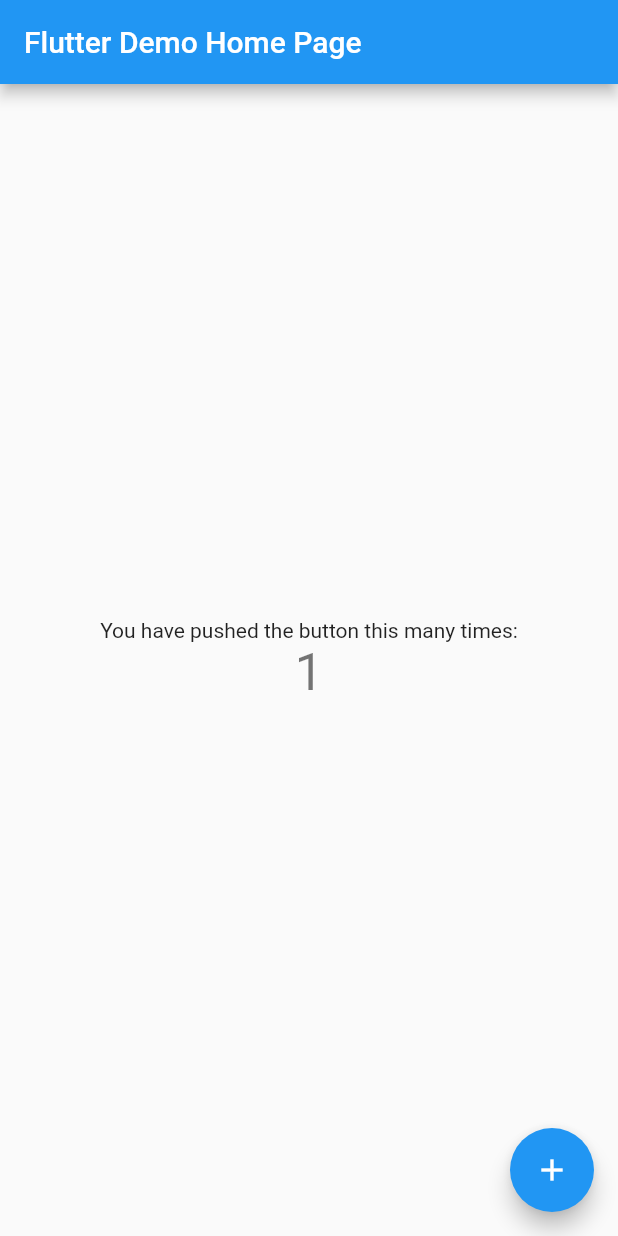
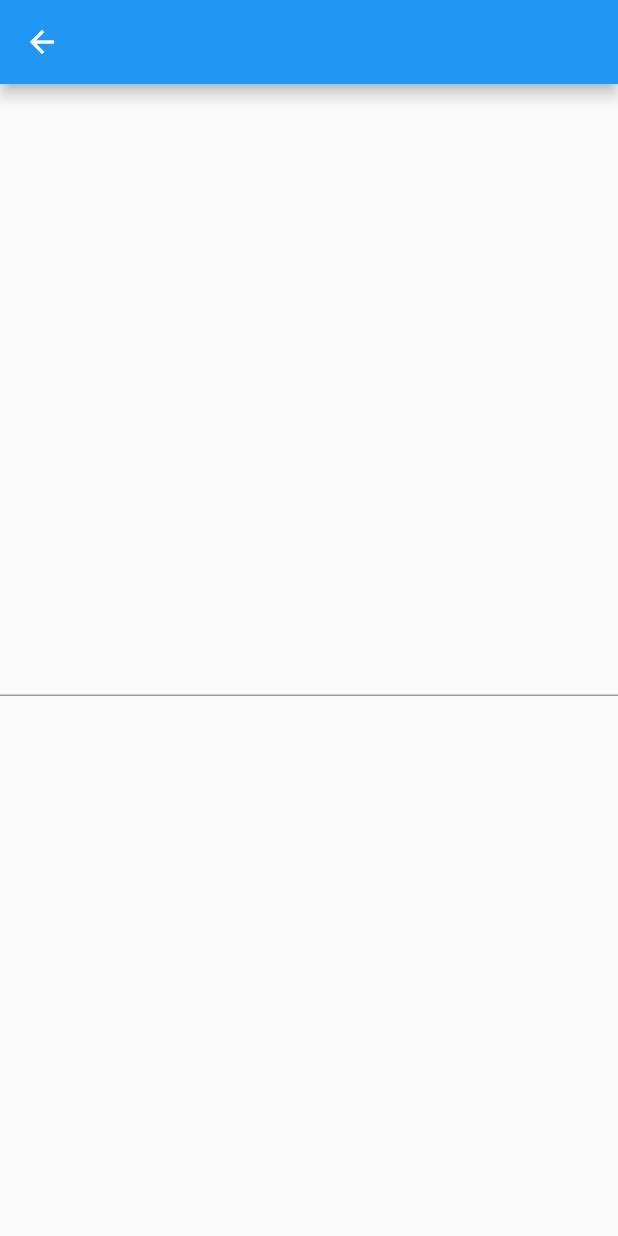
Before and after one commit to OTanTalum/studyProject, a Flutter app: the screen it shows after launch, after a tap on the "add" icon, on a phone screen of 412 x 824 dp. Run offline on Flutter 3.47's test engine with Material 2 defaults, Android fonts, the phone set to English and light mode, and no system bars; statements that could not run were skipped.

Commit message:
create Search Page and add navigation

```diff
--- a/lib/main.dart
+++ b/lib/main.dart
@@ -1,29 +1,18 @@
 import 'package:flutter/material.dart';
+import 'package:study_project/pages/search_page.dart';
 
 void main() {
   runApp(MyApp());
 }
 
 class MyApp extends StatelessWidget {
-  // This widget is the root of your application.
   @override
   Widget build(BuildContext context) {
     return MaterialApp(
+      debugShowCheckedModeBanner: false,
       title: 'Flutter Demo',
       theme: ThemeData(
-        // This is the theme of your application.
-        //
-        // Try running your application with "flutter run". You'll see the
-        // application has a blue toolbar. Then, without quitting the app, try
-        // changing the primarySwatch below to Colors.green and then invoke
-        // "hot reload" (press "r" in the console where you ran "flutter run",
-        // or simply save your changes to "hot reload" in a Flutter IDE).
-        // Notice that the counter didn't reset back to zero; the application
-        // is not restarted.
         primarySwatch: Colors.blue,
-        // This makes the visual density adapt to the platform that you run
-        // the app on. For desktop platforms, the controls will be smaller and
-        // closer together (more dense) than on mobile platforms.
         visualDensity: VisualDensity.adaptivePlatformDensity,
       ),
       home: MyHomePage(title: 'Flutter Demo Home Page'),
@@ -34,15 +23,6 @@ class MyApp extends StatelessWidget {
 class MyHomePage extends StatefulWidget {
   MyHomePage({Key key, this.title}) : super(key: key);
 
-  // This widget is the home page of your application. It is stateful, meaning
-  // that it has a State object (defined below) that contains fields that affect
-  // how it looks.
-
-  // This class is the configuration for the state. It holds the values (in this
-  // case the title) provided by the parent (in this case the App widget) and
-  // used by the build method of the State. Fields in a Widget subclass are
-  // always marked "final".
-
   final String title;
 
   @override
@@ -52,49 +32,14 @@ class MyHomePage extends StatefulWidget {
 class _MyHomePageState extends State<MyHomePage> {
   int _counter = 0;
 
-  void _incrementCounter() {
-    setState(() {
-      // This call to setState tells the Flutter framework that something has
-      // changed in this State, which causes it to rerun the build method below
-      // so that the display can reflect the updated values. If we changed
-      // _counter without calling setState(), then the build method would not be
-      // called again, and so nothing would appear to happen.
-      _counter++;
-    });
-  }
-
   @override
   Widget build(BuildContext context) {
-    // This method is rerun every time setState is called, for instance as done
-    // by the _incrementCounter method above.
-    //
-    // The Flutter framework has been optimized to make rerunning build methods
-    // fast, so that you can just rebuild anything that needs updating rather
-    // than having to individually change instances of widgets.
     return Scaffold(
       appBar: AppBar(
-        // Here we take the value from the MyHomePage object that was created by
-        // the App.build method, and use it to set our appbar title.
         title: Text(widget.title),
       ),
       body: Center(
-        // Center is a layout widget. It takes a single child and positions it
-        // in the middle of the parent.
         child: Column(
-          // Column is also a layout widget. It takes a list of children and
-          // arranges them vertically. By default, it sizes itself to fit its
-          // children horizontally, and tries to be as tall as its parent.
-          //
-          // Invoke "debug painting" (press "p" in the console, choose the
-          // "Toggle Debug Paint" action from the Flutter Inspector in Android
-          // Studio, or the "Toggle Debug Paint" command in Visual Studio Code)
-          // to see the wireframe for each widget.
-          //
-          // Column has various properties to control how it sizes itself and
-          // how it positions its children. Here we use mainAxisAlignment to
-          // center the children vertically; the main axis here is the vertical
-          // axis because Columns are vertical (the cross axis would be
-          // horizontal).
           mainAxisAlignment: MainAxisAlignment.center,
           children: <Widget>[
             Text(
@@ -102,13 +47,14 @@ class _MyHomePageState extends State<MyHomePage> {
             ),
             Text(
               '$_counter',
-              style: Theme.of(context).textTheme.headline4,
+              style: Theme.of(context).textTheme.headline2,
             ),
           ],
         ),
       ),
       floatingActionButton: FloatingActionButton(
-        onPressed: _incrementCounter,
+        onPressed: () => Navigator.of(context)
+            .push(MaterialPageRoute(builder: (_) => SearchPage())),
         tooltip: 'Increment',
         child: Icon(Icons.add),
       ), // This trailing comma makes auto-formatting nicer for build methods.
--- /dev/null
+++ b/lib/pages/search_page.dart
@@ -0,0 +1,40 @@
+import 'package:flutter/cupertino.dart';
+import 'package:flutter/material.dart';
+
+class SearchPage extends StatefulWidget {
+  @override
+  _SearchPageState createState() => _SearchPageState();
+}
+
+class _SearchPageState extends State<SearchPage>{
+
+  @override
+  void initState() {
+    super.initState();
+  }
+
+  @override
+  void dispose() {
+    super.dispose();
+  }
+
+  @override
+  Widget build(BuildContext context) {
+    return Scaffold(
+      appBar: AppBar(
+        leading: IconButton(
+            onPressed: () => Navigator.pop(context),
+            icon: Icon(Icons.arrow_back)),
+      ),
+      body: Center(
+        child: Column(
+           mainAxisAlignment: MainAxisAlignment.center,
+            children: [
+             TextField(
+               controller: ,
+             )
+            ]),
+      ),
+    );
+  }
+}
```
